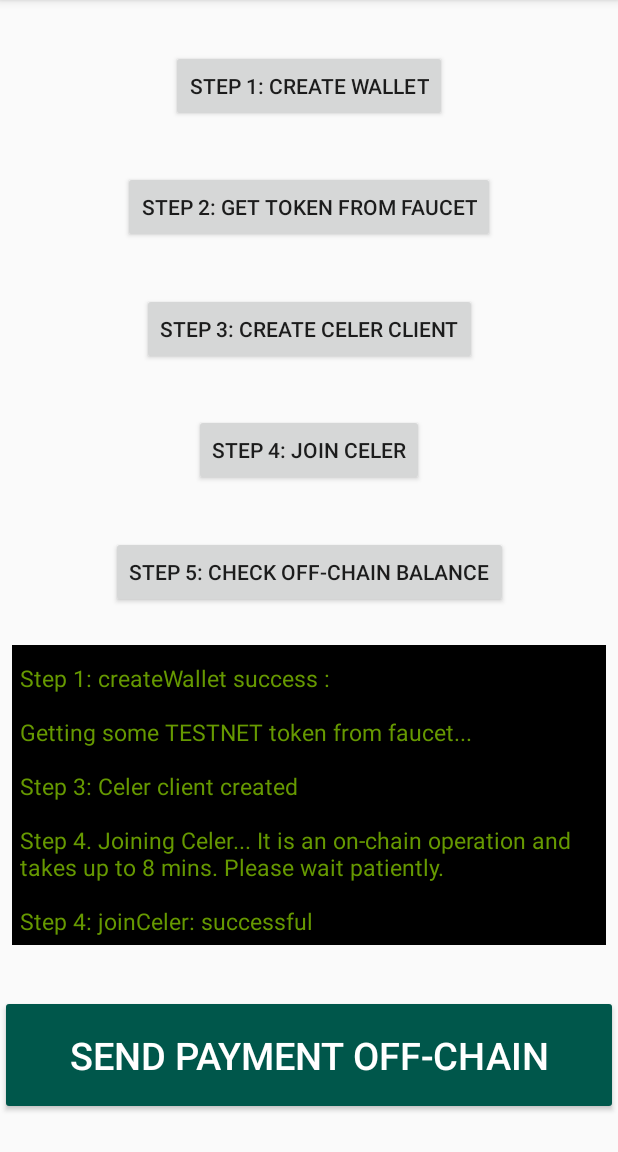
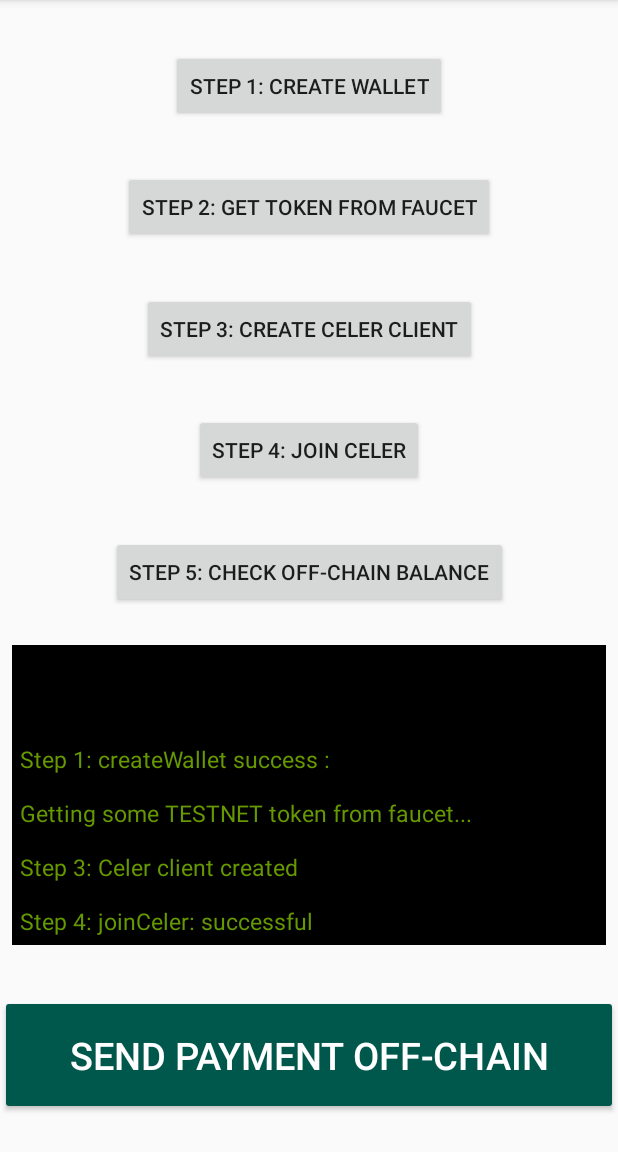
Before and after one commit to wuji110/Celer-Android-SDK-Test, an Android app: the screen it shows after launch (OffChainPaymentActivity), after a tap on "STEP 4: JOIN CELER", on a phone screen of 412 x 824 dp, the part 84-1236 px from its top. Run offline under Robolectric (Android 15) with nearby library versions, the phone set to English and light mode, and no system bars; libraries missing offline, so code that uses them is left out: network.celer.celersdk; 1 statement that could not run was skipped; 3 other taps on this screen came first.

```diff
--- a/OffchainPaymentSample/src/main/java/com/example/payment/OffChainPaymentActivity.kt
+++ b/OffchainPaymentSample/src/main/java/com/example/payment/OffChainPaymentActivity.kt
@@ -1,13 +1,17 @@
 package com.example.payment
 
+import android.app.Activity
+import android.content.Intent
+import android.content.SharedPreferences
 import android.os.Bundle
 import android.os.Handler
 import android.support.v7.app.AppCompatActivity
+import android.text.method.ScrollingMovementMethod
 import android.util.Log
 import android.view.View
-import com.example.payment.FaucetHelper.*
+import com.example.payment.FaucetHelper.FaucetCallBack
+import com.example.payment.FaucetHelper.FaucetType
 import kotlinx.android.synthetic.main.activity_main.*
-import android.text.method.ScrollingMovementMethod
 
 
 class OffChainPaymentActivity : AppCompatActivity() {
@@ -16,11 +20,31 @@ class OffChainPaymentActivity : AppCompatActivity() {
     private val clientSideDepositAmount = "5000" // 5000 WEI
     private val serverSideDepositAmount = "15000" // 150000 WEI
     var handler: Handler = Handler()
+    //判断是否是第一次注册成功
+    private var isFirst: Boolean  = true
 
     override fun onCreate(savedInstanceState: Bundle?) {
         super.onCreate(savedInstanceState)
         setContentView(R.layout.activity_main)
+
+        isFirst = sharedPreferencesGet2Boolean("isFirst")
+        if (! isFirst) {
+            createWalletButton?.visibility = View.INVISIBLE
+            getTokenFromFaucetButton?.visibility = View.INVISIBLE
+            createCelerClientButton?.visibility = View.INVISIBLE
+            joinCelerButton?.visibility = View.INVISIBLE
+            sendPaymentButton?.visibility = View.VISIBLE
+        }
         initActions()
+    }
+
+
+    override fun onRestart() {
+        super.onRestart()
+        isFirst = sharedPreferencesGet2Boolean("isFirst")
+        if(!isFirst) {
+            startActivity(Intent(this, OffChainPaymentActivity::class.java))
+        }
     }
 
     private fun showLog(str: String) {
@@ -36,6 +60,12 @@ class OffChainPaymentActivity : AppCompatActivity() {
         createWalletButton?.setOnClickListener {
             KeyStoreHelper.generateAccount(this)
             showLog("Step 1: createWallet success : ${KeyStoreHelper.getAddress()}")
+
+//            if (isFirst) {
+//                createWalletButton?.visibility = View.VISIBLE
+//            } else {
+//                createWalletButton?.visibility = View.INVISIBLE
+//            }
         }
 
         //step 2: Get token from faucet
@@ -43,7 +73,8 @@ class OffChainPaymentActivity : AppCompatActivity() {
 
             showLog("Getting some TESTNET token from faucet...")
 
-            val faucetType = FaucetType.RopstenTestNetETHFromMetaMask
+            //val faucetType = FaucetType.RopstenTestNetETHFromMetaMask
+            val faucetType = FaucetType.PrivateTestNetETH
             //val faucetType = FaucetType.PrivateTestNetETH
             //The private TESTNET should not be used by default unless you have problems using Ropsten TESTNET
 
@@ -94,42 +125,177 @@ class OffChainPaymentActivity : AppCompatActivity() {
                         }
 
                     })
+
+//            if (isFirst) {
+//                getTokenFromFaucetButton?.visibility = View.VISIBLE
+//            } else {
+//                getTokenFromFaucetButton?.visibility = View.INVISIBLE
+//            }
+
         }
+
 
         //step 3: Create Celer Client
         createCelerClientButton?.setOnClickListener {
+
             val result = CelerClientAPIHelper.initCelerClient(
-                    keyStoreString = KeyStoreHelper.getKeyStoreString(),
-                    passwordStr = KeyStoreHelper.getPassword(),
-                    profile = CelerClientAPIHelper.getRopstenTestNetProfile(this))
+                    KeyStoreHelper.getKeyStoreString(),
+                    KeyStoreHelper.getPassword(),
+                    CelerClientAPIHelper.getPrivateTestNetProfile(this))
+
             showLog("Step 3: $result")
+
+//            if (isFirst) {
+//                createCelerClientButton?.visibility = View.VISIBLE
+//            } else {
+//                createCelerClientButton?.visibility = View.INVISIBLE
+//            }
+
         }
+
+
+
+
 
         //step 4: Join Celer
         joinCelerButton?.setOnClickListener {
-            showLog("Step 4. Joining Celer... It is an on-chain operation and takes up to 8 mins. Please wait patiently.")
-            val result = CelerClientAPIHelper.joinCeler(clientSideDepositAmount, serverSideDepositAmount)
+
+            val result = CelerClientAPIHelper.joinCeler(clientSideDepositAmount,
+                    serverSideDepositAmount)
+
+//            showLog(result)
             showLog("Step 4: $result")
+
+
             if (result.contains("successful")) {
+
+
+
+                isFirst =  false
+                sharedPreferencesSave2Boolean("isFirst", isFirst)
+                sendPaymentButton?.visibility = View.VISIBLE
+            } else {
+                sendPaymentButton?.visibility = View.INVISIBLE
+            }
+
+            if (!isFirst) {
+                sendPaymentButton?.visibility = View.VISIBLE
+            } else {
+                sendPaymentButton?.visibility = View.INVISIBLE
+            }
+
+        }
+
+
+
+
+        //step 5: Check balance
+
+        checkBalanceButton?.setOnClickListener {
+            val result = CelerClientAPIHelper.checkBalance()
+
+            showLog("Current Balance $result")
+        }
+
+
+        //step 6: Send payment
+
+        sendPaymentButton?.setOnClickListener {
+
+            val result = CelerClientAPIHelper.sendPayment(
+                    "0x200082086aa9f3341678927e7fc441196a222ac1",
+                    "1")
+            showLog(result)
+
+            if (!result.contains("successful") || !isFirst) {
                 sendPaymentButton?.visibility = View.VISIBLE
             } else {
                 sendPaymentButton?.visibility = View.INVISIBLE
             }
         }
 
-        //step 5: Check balance
-        checkBalanceButton?.setOnClickListener {
-            val result = CelerClientAPIHelper.checkBalance()
-            showLog("Current balance: $result")
-        }
 
-        //step 6: Send payment
-        sendPaymentButton?.setOnClickListener {
-            val result = CelerClientAPIHelper.sendPayment(
-                    "0x200082086aa9f3341678927e7fc441196a222ac1",
-                    "1")
-            showLog(result)
-        }
+
+
+
+
+//        //step 3: Create Celer Client
+//        createCelerClientButton?.setOnClickListener {
+//            val result = CelerClientAPIHelper.initCelerClient(
+//                    keyStoreString = KeyStoreHelper.getKeyStoreString(),
+//                    passwordStr = KeyStoreHelper.getPassword(),
+//                    profile = CelerClientAPIHelper.getRopstenTestNetProfile(this))
+//            showLog("Step 3: $result")
+//        }
+//
+//        //step 4: Join Celer
+//        joinCelerButton?.setOnClickListener {
+//            showLog("Step 4. Joining Celer... It is an on-chain operation and takes up to 8 mins. Please wait patiently.")
+//            val result = CelerClientAPIHelper.joinCeler(clientSideDepositAmount, serverSideDepositAmount)
+//            showLog("Step 4: $result")
+//            if (result.contains("successful")) {
+//                sendPaymentButton?.visibility = View.VISIBLE
+//            } else {
+//                sendPaymentButton?.visibility = View.INVISIBLE
+//            }
+//        }
+//
+//        //step 5: Check balance
+//        checkBalanceButton?.setOnClickListener {
+//            val result = CelerClientAPIHelper.checkBalance()
+//            showLog("Current balance: $result")
+//        }
+//
+//        //step 6: Send payment
+//        sendPaymentButton?.setOnClickListener {
+//            val result = CelerClientAPIHelper.sendPayment(
+//                    "0x200082086aa9f3341678927e7fc441196a222ac1",
+//                    "1")
+//            showLog(result)
+//        }
     }
 
+    //存储key对应的数据
+    private fun Activity.sharedPreferencesSave2Boolean(key: String, info: Boolean): Unit {
+        // 1.获得SharedPreferences对象
+        val sp: SharedPreferences = getSharedPreferences(key, MODE_PRIVATE or MODE_MULTI_PROCESS)
+        // 2.获得Editor对象
+        val et: SharedPreferences.Editor = sp.edit()
+        // 3.存储数据
+//        et.putString(key, info)
+        et.putBoolean(key, info)
+        // 4.提价
+        et.commit()
+    }
+
+    //取key对应的数据
+    private fun Activity.sharedPreferencesGet2Boolean(key: String): Boolean {
+        // 1.获得SharedPreferences对象
+        val sp: SharedPreferences = getSharedPreferences(key, MODE_PRIVATE or MODE_MULTI_PROCESS)
+        // 2.取数据
+//        var result: String = sp.getString(key, "")
+        val result: Boolean = sp.getBoolean(key, true)
+
+//        if (result != null) {
+//            return result
+//        } else {
+//            return true
+//        }
+        return result
+//        if (!"".equals(result)) {
+//            return result
+//        } else {
+//            return ""
+//        }
+    }
+
+//        //清空缓存对应key的数据
+//        fun Activity.SharedPreferencesCleardata(key: String): Unit {
+//            // 1.获得SharedPreferences对象
+//            var sp: SharedPreferences = getSharedPreferences(key, MODE_PRIVATE or MODE_MULTI_PROCESS)
+//            // 2.获得Editor对象  清除   提交
+//            sp.edit().clear().commit()
+//        }
+
+
 }
--- a/build.gradle
+++ b/build.gradle
@@ -8,7 +8,7 @@ buildscript {
 
     }
     dependencies {
-        classpath 'com.android.tools.build:gradle:3.2.1'
+        classpath 'com.android.tools.build:gradle:3.3.0'
         classpath "org.jetbrains.kotlin:kotlin-gradle-plugin:$kotlin_version"
         // NOTE: Do not place your application dependencies here; they belong
         // in the individual module build.gradle files
```
Also changed, not shown: OffchainPaymentSample/build.gradle (+8 -0 lines), 16 other files.
